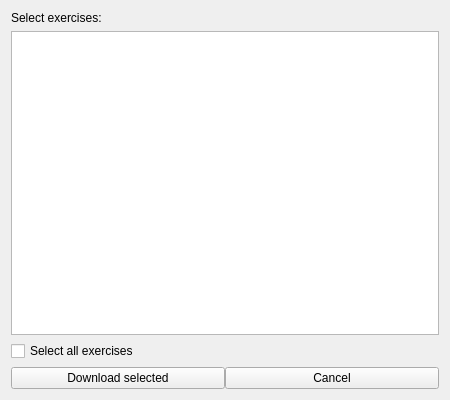
Above: src/ui/exercisewidget.ui from TestMyQt/Qt-CreatorTMC before the change. Below: the same form after it.
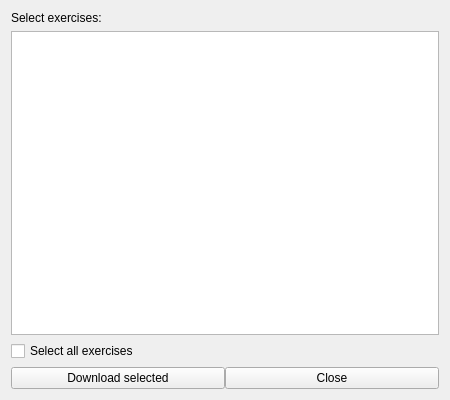
That is the form after the change.

Commit message: Change Cancel to Close in ExerciseWidget

```diff
--- a/src/ui/exercisewidget.ui
+++ b/src/ui/exercisewidget.ui
@@ -53,7 +53,7 @@
      <item>
       <widget class="QPushButton" name="cancelButton">
        <property name="text">
-        <string>Cancel</string>
+        <string>Close</string>
        </property>
       </widget>
      </item>
```
